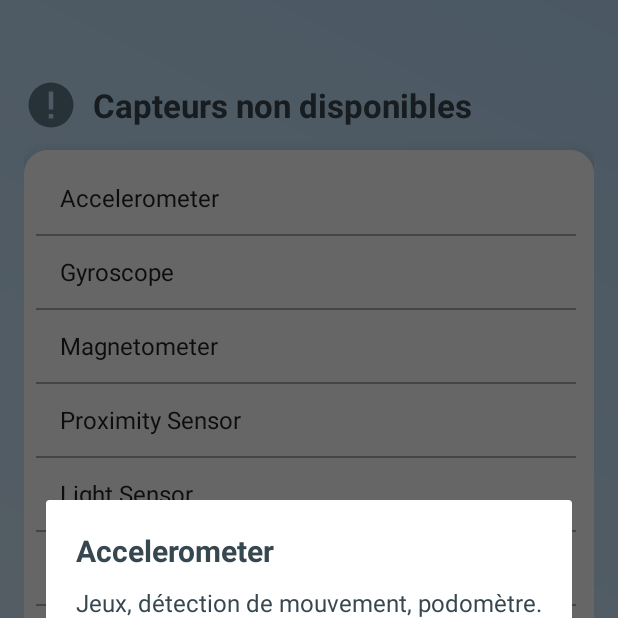
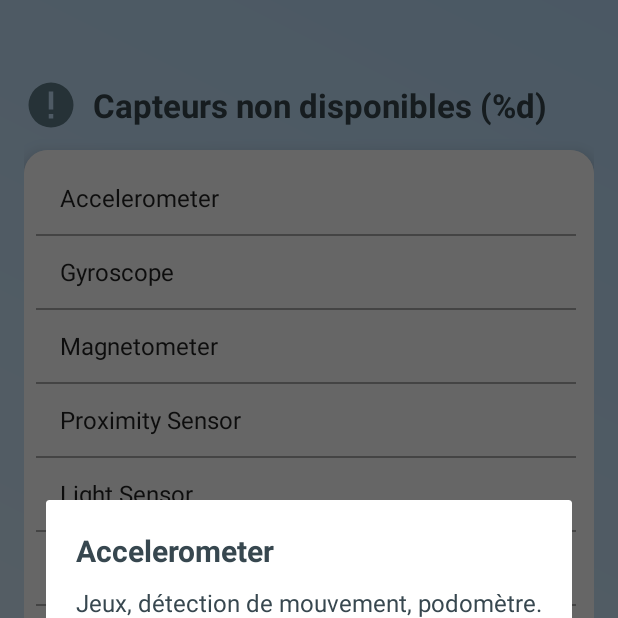
Before and after one commit to YoussefGri/capteurs, an Android app: the SensorUnavailableActivity screen opened directly, with no data from a screen before it, after a tap on "Accelerometer", on a phone screen of 412 x 824 dp, the top half of it. Run offline under Robolectric (Android 15) with nearby library versions, the phone set to English and light mode, and no system bars; our stand-ins replace CircleImageView.

Commit message:
last commit

```diff
--- a/app/src/main/AndroidManifest.xml
+++ b/app/src/main/AndroidManifest.xml
@@ -39,6 +39,7 @@
     </application>
     <uses-permission android:name="android.permission.BODY_SENSORS"/>
     <uses-permission android:name="android.permission.CAMERA"/>
+    <uses-feature android:name="android.hardware.camera.flash"/>
     <uses-permission android:name="android.permission.ACCESS_FINE_LOCATION"/>
     <uses-permission android:name="android.permission.ACCESS_COARSE_LOCATION"/>
     <uses-permission android:name="android.permission.ACCESS_BACKGROUND_LOCATION"/>
--- a/app/src/main/java/com/example/capteurs/BouleView.java
+++ b/app/src/main/java/com/example/capteurs/BouleView.java
@@ -24,7 +24,6 @@ public class BouleView extends View {
     @Override
     protected void onSizeChanged(int w, int h, int oldw, int oldh) {
         super.onSizeChanged(w, h, oldw, oldh);
-        // Initialiser la position de la boule au centre de l'écran
         x = w / 2f;
         y = h / 2f;
     }
--- a/app/src/main/java/com/example/capteurs/CapteursListActivity.java
+++ /dev/null
@@ -1,4 +0,0 @@
-package com.example.capteurs;
-
-public class CapteursListActivity {
-}
--- a/app/src/main/java/com/example/capteurs/ProximiteActivity.java
+++ b/app/src/main/java/com/example/capteurs/ProximiteActivity.java
@@ -31,7 +31,7 @@ public class ProximiteActivity extends AppCompatActivity implements SensorEventL
         if (proximitySensor != null) {
             sensorManager.registerListener(this, proximitySensor, SensorManager.SENSOR_DELAY_UI);
         } else {
-            statusTextView.setText("Capteur de proximité non disponible.");
+            statusTextView.setText(getString(R.string.proximity_sensor_not_found));
         }
     }
 
@@ -43,11 +43,11 @@ public class ProximiteActivity extends AppCompatActivity implements SensorEventL
             if (distance < proximitySensor.getMaximumRange()) {
                 // Objet proche
                 proximityImageView.setImageResource(R.drawable.image_proche);
-                statusTextView.setText("Objet Proche 🔴");
+                statusTextView.setText(getString(R.string.proximity_object_near));
             } else {
                 // Objet éloigné
                 proximityImageView.setImageResource(R.drawable.image_loin);
-                statusTextView.setText("Objet Loin 🟢");
+                statusTextView.setText(getString(R.string.proximity_object_far));
             }
         }
     }
--- a/app/src/main/java/com/example/capteurs/SensorUnavailableActivity.java
+++ b/app/src/main/java/com/example/capteurs/SensorUnavailableActivity.java
@@ -77,19 +77,19 @@ public class SensorUnavailableActivity extends Activity {
 
     private void initFeatureMap() {
         featureMap = new HashMap<>();
-        featureMap.put("Accelerometer", "Jeux, détection de mouvement, podomètre.");
-        featureMap.put("Gyroscope", "VR, stabilisation de l'appareil photo, jeux en 3D.");
-        featureMap.put("Magnetometer", "Boussole, navigation GPS améliorée.");
-        featureMap.put("Proximity Sensor", "Extinction automatique de l'écran lors des appels.");
-        featureMap.put("Light Sensor", "Ajustement automatique de la luminosité.");
-        featureMap.put("Pressure Sensor", "Prévisions météorologiques basées sur la pression.");
-        featureMap.put("Temperature Sensor", "Détection de la température ambiante.");
-        featureMap.put("Humidity Sensor", "Détection de l'humidité ambiante.");
-        featureMap.put("Gravity Sensor", "Optimisation du gyroscope et de l’accéléromètre.");
-        featureMap.put("Rotation Vector", "Jeux VR, orientation précise de l'écran.");
-        featureMap.put("Heart Rate Sensor", "Applications de suivi de la santé.");
-        featureMap.put("Step Counter", "Suivi des pas et activités sportives.");
-        featureMap.put("Step Detector", "Reconnaissance des mouvements de marche.");
+        featureMap.put("Accelerometer", getString(R.string.accelerometer_features));
+        featureMap.put("Gyroscope", getString(R.string.gyroscope_features));
+        featureMap.put("Magnetometer", getString(R.string.magnetometer_features));
+        featureMap.put("Proximity Sensor", getString(R.string.proximity_features));
+        featureMap.put("Light Sensor", getString(R.string.light_features));
+        featureMap.put("Pressure Sensor", getString(R.string.pressure_features));
+        featureMap.put("Temperature Sensor", getString(R.string.temperature_features));
+        featureMap.put("Humidity Sensor", getString(R.string.humidity_features));
+        featureMap.put("Gravity Sensor", getString(R.string.gravity_features));
+        featureMap.put("Rotation Vector", getString(R.string.rotation_features));
+        featureMap.put("Heart Rate Sensor", getString(R.string.heart_rate_features));
+        featureMap.put("Step Counter", getString(R.string.step_counter_features));
+        featureMap.put("Step Detector", getString(R.string.step_detector_features));
     }
 
     private void showUnavailableFeatureDialog(String sensorName) {
@@ -102,7 +102,7 @@ public class SensorUnavailableActivity extends Activity {
         MaterialButton btnClose = dialog.findViewById(R.id.dialog_close_button);
 
         sensorTitle.setText(sensorName);
-        featureList.setText(featureMap.getOrDefault(sensorName, "Aucune information disponible."));
+        featureList.setText(featureMap.getOrDefault(sensorName, getString(R.string.no_info_available)));
 
         btnClose.setOnClickListener(v -> dialog.dismiss());
 
--- a/app/src/main/res/layout/activity_accelerometre.xml
+++ b/app/src/main/res/layout/activity_accelerometre.xml
@@ -13,7 +13,8 @@
         android:id="@+id/bouleView"
         android:layout_width="match_parent"
         android:layout_height="match_parent"
-        android:background="@android:color/transparent" />
+        android:background="@android:color/transparent"
+        android:layout_marginTop="80dp"/>
 
     <!-- Conteneur de type carte surélevée -->
     <androidx.cardview.widget.CardView
@@ -45,7 +46,7 @@
                 android:id="@+id/messageText"
                 android:layout_width="wrap_content"
                 android:layout_height="wrap_content"
-                android:text="Tout est calme..."
+                android:text="@string/message_faible"
                 android:textSize="20sp"
                 android:textColor="@android:color/white"
                 android:textStyle="bold"
--- a/app/src/main/res/layout/activity_proximite.xml
+++ b/app/src/main/res/layout/activity_proximite.xml
@@ -14,7 +14,7 @@
         android:id="@+id/statusTextView"
         android:layout_width="wrap_content"
         android:layout_height="wrap_content"
-        android:text="Objet Loin 🟢"
+        android:text="@string/proximity_object_far"
         android:textColor="@android:color/white"
         android:textSize="28sp"
         android:textStyle="bold"
--- a/app/src/main/res/layout/activity_secouer.xml
+++ b/app/src/main/res/layout/activity_secouer.xml
@@ -11,7 +11,7 @@
         android:id="@+id/statusTextView"
         android:layout_width="wrap_content"
         android:layout_height="wrap_content"
-        android:text="Écran normal 🌙"
+        android:text="@string/flash_off"
         android:textColor="@android:color/black"
         android:textSize="24sp"
         android:textStyle="bold"
--- a/app/src/main/res/layout/activity_sensor_unavailable.xml
+++ b/app/src/main/res/layout/activity_sensor_unavailable.xml
@@ -27,7 +27,7 @@
             android:id="@+id/tv_unavailable_sensors"
             android:layout_width="wrap_content"
             android:layout_height="wrap_content"
-            android:text="Capteurs non disponibles"
+            android:text="@string/unavailable_sensors_title"
             android:textSize="22sp"
             android:textStyle="bold"
             android:textColor="@color/titleColor"/>
--- a/app/src/main/res/layout/dialog_unavailable_features.xml
+++ b/app/src/main/res/layout/dialog_unavailable_features.xml
@@ -10,7 +10,7 @@
         android:id="@+id/dialog_sensor_title"
         android:layout_width="wrap_content"
         android:layout_height="wrap_content"
-        android:text="Capteur Inconnu"
+        android:text="@string/unknown_sensor"
         android:textSize="20sp"
         android:textStyle="bold"
         android:textColor="@color/titleColor"
@@ -20,7 +20,7 @@
         android:id="@+id/dialog_feature_list"
         android:layout_width="wrap_content"
         android:layout_height="wrap_content"
-        android:text="Fonctionnalités impactées"
+        android:text="@string/impacted_features"
         android:textSize="16sp"
         android:textColor="@color/titleColor"
         android:paddingBottom="10dp"/>
@@ -29,7 +29,7 @@
         android:id="@+id/dialog_close_button"
         android:layout_width="wrap_content"
         android:layout_height="wrap_content"
-        android:text="Fermer"
+        android:text="@string/close"
         android:textSize="14sp"
         android:padding="8dp"
         android:textColor="@android:color/white"/>
--- a/app/src/main/res/layout/dialogue_sensor_detail.xml
+++ b/app/src/main/res/layout/dialogue_sensor_detail.xml
@@ -30,7 +30,7 @@
         android:id="@+id/closeButton"
         android:layout_width="wrap_content"
         android:layout_height="wrap_content"
-        android:text="Fermer"
+        android:text="@string/close"
         android:textColor="@android:color/white"
         android:backgroundTint="@android:color/holo_red_light"
         android:layout_gravity="center"
--- a/app/src/main/res/layout/slide_item_container.xml
+++ b/app/src/main/res/layout/slide_item_container.xml
@@ -33,7 +33,7 @@
         android:layout_width="wrap_content"
         android:layout_height="wrap_content"
         android:layout_marginBottom="16dp"
-        android:text="Voir Plus"
+        android:text="@string/see_more"
         app:layout_constraintBottom_toBottomOf="parent"
         app:layout_constraintEnd_toEndOf="parent"
         app:layout_constraintHorizontal_bias="0.946"
--- a/app/src/main/res/layout/slider_item.xml
+++ b/app/src/main/res/layout/slider_item.xml
@@ -16,6 +16,6 @@
         android:id="@+id/buttonRedirect"
         android:layout_width="wrap_content"
         android:layout_height="wrap_content"
-        android:text="Voir plus"
+        android:text="@string/see_more"
         android:layout_marginTop="8dp"/>
 </LinearLayout>
--- a/app/src/main/res/values/strings.xml
+++ b/app/src/main/res/values/strings.xml
@@ -16,6 +16,39 @@
     <string name="Geolocalisation">Géolocalisation</string>
     <string name="directions">Directions</string>
     <string name="my_api_key">AIzaSyCzxvTUrHvmTCtvQ_HxfdfdBnTwX8O-yqo</string>
+    <string name="proximity_sensor_not_found">Capteur de proximité non disponible.</string>
+    <string name="proximity_object_near">Objet Proche 🔴</string>
+    <string name="proximity_object_far">Objet Loin 🟢</string>
+    <string name="access_denied_to_location">Permission de localisation non accordée.</string>
+    <string name="your_location">Vous êtes ici</string>
+    <string name="flash_on">Flash ALLUME 🔦</string>
+    <string name="flash_off">Flash ETEINT 🚫</string>
+    <string name="accelerometer_features">Jeux, détection de mouvement, podomètre.</string>
+    <string name="gyroscope_features">VR, stabilisation de l\'appareil photo, jeux en 3D.</string>
+    <string name="magnetometer_features">Boussole, navigation GPS améliorée.</string>
+    <string name="proximity_features">Extinction automatique de l\'écran lors des appels.</string>
+    <string name="light_features">Ajustement automatique de la luminosité.</string>
+    <string name="pressure_features">Prévisions météorologiques basées sur la pression.</string>
+    <string name="temperature_features">Détection de la température ambiante.</string>
+    <string name="humidity_features">Détection de l\'humidité ambiante.</string>
+    <string name="gravity_features">Optimisation du gyroscope et de l’accéléromètre.</string>
+    <string name="rotation_features">Jeux VR, orientation précise de l\'écran.</string>
+    <string name="heart_rate_features">Applications de suivi de la santé.</string>
+    <string name="step_counter_features">Suivi des pas et activités sportives.</string>
+    <string name="step_detector_features">Reconnaissance des mouvements de marche.</string>
+    <string name="no_info_available">Aucune information disponible.</string>
+    <string name="stable_position">Position Stable 📱</string>
+    <string name="up">Haut ⬆️</string>
+    <string name="down">Bas ⬇️</string>
+    <string name="left">Gauche ⬅️</string>
+    <string name="right">Droite ➡️</string>
+    <string name="unknown_sensor">Capteur Inconnu</string>
+    <string name="impacted_features">Fonctionnalités impactées</string>
+    <string name="close">Fermer</string>
+    <string name="see_more">Voir Plus</string>
+    <string name="message_faible">Tout est calme...</string>
+    <string name="message_moy">Ça bouge un peu !</string>
+    <string name="message_fort">Doucement ça secoue trop là !</string>
 
 
 </resources>
```
Also changed, not shown: app/src/main/java/com/example/capteurs/AccelerometreActivity.java (+4 -5 lines), app/src/main/java/com/example/capteurs/GeolocalisationActivity.java (+3 -4 lines), app/src/main/java/com/example/capteurs/SecouerActivity.java (+26 -22 lines), app/src/main/res/layout/activity_direction.xml (+7 -6 lines), app/src/main/res/layout/activity_liste_capteurs.xml (+0 -13 lines), 1 other file.
